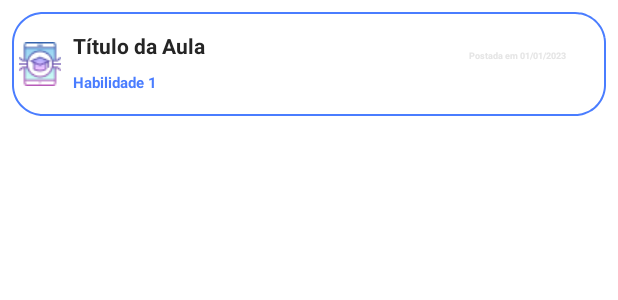
After one commit to e-duca/e-duca-app, an Android app: the layout fragment_card_content.xml on its own in the app's theme, with its tools: preview values and no code run, on a phone screen of 412 x 824 dp. The commit adds this screen. Shown: the top 300 px of the screen. Run offline under Robolectric (Android 15) with nearby library versions, the phone set to English and light mode, and no system bars.

Commit message:
Feat/card content (#1)
* feat: cardContent

* feat: cardContent

---------

Co-authored-by: Andre Sena <89034251+gitsena@users.noreply.github.com>

```diff
--- /dev/null
+++ b/app/src/main/java/com/educa/CardContent.kt
@@ -0,0 +1,55 @@
+package com.educa
+
+import android.os.Bundle
+import androidx.fragment.app.Fragment
+import android.view.LayoutInflater
+import android.view.View
+import android.view.ViewGroup
+// TODO: Rename parameter arguments, choose names that match
+// the fragment initialization parameters, e.g. ARG_ITEM_NUMBER
+private const val ARG_PARAM1 = "param1"
+private const val ARG_PARAM2 = "param2"
+
+/**
+ * A simple [Fragment] subclass.
+ * Use the [CardContent.newInstance] factory method to
+ * create an instance of this fragment.
+ */
+class CardContent : Fragment() {
+    // TODO: Rename and change types of parameters
+    private var param1: String? = null
+    private var param2: String? = null
+
+    override fun onCreate(savedInstanceState: Bundle?) {
+        super.onCreate(savedInstanceState)
+        arguments?.let {
+            param1 = it.getString(ARG_PARAM1)
+            param2 = it.getString(ARG_PARAM2)
+        }
+    }
+
+    override fun onCreateView(inflater: LayoutInflater, container: ViewGroup?,
+                              savedInstanceState: Bundle?): View? {
+        // Inflate the layout for this fragment
+        return inflater.inflate(R.layout.fragment_card_content, container, false)
+    }
+
+    companion object {
+        /**
+         * Use this factory method to create a new instance of
+         * this fragment using the provided parameters.
+         *
+         * @param param1 Parameter 1.
+         * @param param2 Parameter 2.
+         * @return A new instance of fragment CardContent.
+         */
+        // TODO: Rename and change types and number of parameters
+        @JvmStatic fun newInstance(param1: String, param2: String) =
+                CardContent().apply {
+                    arguments = Bundle().apply {
+                        putString(ARG_PARAM1, param1)
+                        putString(ARG_PARAM2, param2)
+                    }
+                }
+    }
+}
--- /dev/null
+++ b/app/src/main/res/drawable/card_content.xml
@@ -0,0 +1,20 @@
+<?xml version="1.0" encoding="utf-8"?>
+<shape xmlns:android="http://schemas.android.com/apk/res/android"
+    android:shape="rectangle">
+    <stroke
+        android:width="1dp"
+        android:color="@color/blue300"
+        android:dashWidth="2dp" />
+
+    <corners android:radius="20dp" />
+
+    <padding
+        android:bottom="5dp"
+        android:left="5dp"
+        android:right="5dp"
+        android:top="5dp"/>
+    <size
+        android:width="280dp"
+        android:height="69dp" />
+
+</shape>
--- /dev/null
+++ b/app/src/main/res/layout/fragment_card_content.xml
@@ -0,0 +1,67 @@
+<?xml version="1.0" encoding="utf-8"?>
+<FrameLayout xmlns:android="http://schemas.android.com/apk/res/android"
+    xmlns:tools="http://schemas.android.com/tools"
+    android:layout_width="match_parent"
+    android:layout_height="match_parent"
+    tools:context=".CardContent">
+
+    <RelativeLayout
+        android:id="@+id/card_view"
+        android:layout_width="match_parent"
+        android:layout_height="wrap_content"
+        android:layout_margin="8dp"
+        android:background="@drawable/card_content"
+        >
+
+        <ImageView
+            android:layout_width="28dp"
+            android:layout_height="29dp"
+            android:id="@+id/imageCard"
+            android:src="@drawable/CardContentImage"
+            android:layout_marginTop="15dp"
+            />
+
+        <TextView
+            android:id="@+id/postada"
+            android:layout_width="match_parent"
+            android:layout_height="wrap_content"
+            android:text="@string/tv_postada"
+            android:layout_marginLeft="300dp"
+            android:textSize="6sp"
+            android:textStyle="bold"
+            android:textColor="@color/grey"
+            android:layout_marginTop="20dp"
+
+            />
+
+        <TextView
+            android:id="@+id/text_view"
+            android:layout_width="match_parent"
+            android:layout_height="wrap_content"
+            android:layout_toRightOf="@id/imageCard"
+            android:padding="8dp"
+            android:text="@string/tv_title"
+            android:textColor="@color/black"
+            android:textSize="14sp"
+            android:textStyle="bold" />
+
+        <TextView
+            android:id="@+id/hability"
+            android:layout_width="match_parent"
+            android:layout_height="wrap_content"
+            android:layout_below="@id/text_view"
+            android:layout_toRightOf="@id/imageCard"
+            android:paddingLeft="8dp"
+            android:paddingTop="0dp"
+            android:paddingBottom="8dp"
+            android:text="@string/tv_ability"
+            android:textColor="@color/blue300"
+            android:textSize="10sp"
+            android:textStyle="bold" />
+
+
+
+    </RelativeLayout>
+
+
+</FrameLayout>
--- a/app/src/main/res/values/strings.xml
+++ b/app/src/main/res/values/strings.xml
@@ -1,5 +1,8 @@
 <resources>
     <string name="app_name">E-duca</string>
+    <string name="tv_postada">Postada em 01/01/2023</string>
+    <string name="tv_title">Título da Aula</string>
+    <string name="tv_ability">Habilidade 1</string>
     <string name="hint_navbar">O que você deseja estudar hoje?</string>
     <string name="titulo_signup">Cadastre-se</string>
     <string name="hint_name">Nome Completo</string>
@@ -12,6 +15,4 @@
     <string name="titulo_login">Faça seu login</string>
     <string name="txt_link_login">Ainda não tem uma conta?</string>
     <string name="txt_link">Realizar cadastro</string>
-
-
 </resources>
```
Also changed, not shown: app/src/main/res/drawable/CardContentImage.png (added).
